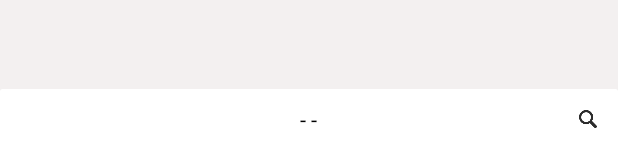
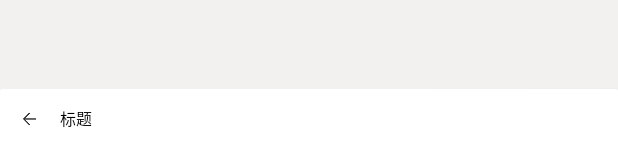
Before and after one commit to EmotionDemo/AndroidPlay, an Android app: the layout activity_android.xml on its own in the app's theme, with its tools: preview values and no code run, on a phone screen of 412 x 824 dp. Shown: the part 1087-1232 px from the top of the screen. Run offline under Robolectric (Android 15) with nearby library versions, the phone set to English and light mode, and no system bars; network calls fail.

Commit message:
1、优化广告页重复跳转 2、添加具体内容显示

```diff
--- a/app/build.gradle
+++ b/app/build.gradle
@@ -72,6 +72,8 @@ dependencies {
     implementation 'androidx.recyclerview:recyclerview:1.0.0'
     implementation 'com.github.bumptech.glide:glide:4.12.0'
     annotationProcessor 'com.github.bumptech.glide:compiler:4.12.0'
+    //kotlin反射
+    implementation 'org.jetbrains.kotlin:kotlin-reflect:1.5.20'
     //androidX
     implementation 'com.github.xiaohaibin:XBanner:androidx_v1.2.0'
     implementation 'androidx.cardview:cardview:1.0.0'
--- a/app/src/main/res/layout/activity_android.xml
+++ b/app/src/main/res/layout/activity_android.xml
@@ -1,21 +1,23 @@
 <?xml version="1.0" encoding="utf-8"?>
 <RelativeLayout xmlns:android="http://schemas.android.com/apk/res/android"
-    xmlns:app="http://schemas.android.com/apk/res-auto"
     xmlns:tools="http://schemas.android.com/tools"
     android:layout_width="match_parent"
     android:layout_height="match_parent"
     android:background="@color/bg_Grey"
+    android:fitsSystemWindows="true"
     tools:context=".activity.AndroidActivity">
 
     <RelativeLayout
         android:id="@+id/rlContent"
         android:layout_width="match_parent"
         android:layout_height="wrap_content"
-        android:layout_above="@+id/rl_header" />
+        android:layout_above="@+id/rl_header"
+        android:layout_marginBottom="2dp"
+        />
 
     <include
         android:id="@+id/rl_header"
-        layout="@layout/layout_header"
+        layout="@layout/layout_content"
         android:layout_width="match_parent"
         android:layout_height="wrap_content"
         android:layout_alignParentBottom="true" />
--- a/app/src/main/res/layout/item_layout_project.xml
+++ b/app/src/main/res/layout/item_layout_project.xml
@@ -5,6 +5,7 @@
     android:layout_height="235dp"
     android:layout_centerInParent="true"
     android:layout_marginTop="3dp"
+    android:id="@+id/rlPjoContent"
     android:layout_marginBottom="3dp">
 
     <androidx.cardview.widget.CardView
--- /dev/null
+++ b/app/src/main/res/layout/layout_content.xml
@@ -0,0 +1,55 @@
+<?xml version="1.0" encoding="utf-8"?>
+<androidx.cardview.widget.CardView xmlns:android="http://schemas.android.com/apk/res/android"
+    xmlns:app="http://schemas.android.com/apk/res-auto"
+    xmlns:tools="http://schemas.android.com/tools"
+    android:id="@+id/cvBottomTool"
+    android:layout_width="match_parent"
+    android:layout_height="wrap_content"
+    android:background="@color/white">
+
+    <RelativeLayout
+        android:layout_width="match_parent"
+        android:layout_height="60dp">
+
+        <RelativeLayout
+            android:id="@+id/rlWebBack"
+            android:layout_width="60dp"
+            android:layout_height="60dp"
+            android:layout_alignParentStart="true"
+            android:layout_centerVertical="true"
+            android:background="?android:attr/selectableItemBackground"
+            android:visibility="visible">
+
+            <ImageView
+                android:id="@+id/ivContentBack"
+                android:layout_width="20dp"
+                android:layout_height="20dp"
+                android:layout_alignParentEnd="true"
+                android:layout_centerVertical="true"
+                android:layout_marginEnd="20dp"
+                android:src="@mipmap/ic_content_back"
+                tools:ignore="HardcodedText" />
+        </RelativeLayout>
+
+        <RelativeLayout
+            android:layout_width="match_parent"
+            android:layout_height="match_parent"
+            android:layout_toEndOf="@+id/rlWebBack"
+            android:layout_marginEnd="20dp"
+            >
+            <TextView
+                android:id="@+id/tvWebTitle"
+                android:layout_width="wrap_content"
+                android:layout_height="wrap_content"
+                android:layout_centerVertical="true"
+                android:ellipsize="end"
+                android:gravity="center"
+                android:singleLine="true"
+                android:text="标题"
+                android:textColor="@color/black"
+                android:textSize="16sp"
+                android:textStyle="normal"
+                tools:ignore="NotSibling" />
+        </RelativeLayout>
+    </RelativeLayout>
+</androidx.cardview.widget.CardView>
--- a/app/src/main/res/layout/layout_item_article.xml
+++ b/app/src/main/res/layout/layout_item_article.xml
@@ -3,6 +3,7 @@
     xmlns:app="http://schemas.android.com/apk/res-auto"
     xmlns:tools="http://schemas.android.com/tools"
     android:layout_width="match_parent"
+    android:id="@+id/rlContent"
     android:layout_height="wrap_content">
 
     <androidx.cardview.widget.CardView
--- a/app/src/main/res/layout/layout_item_search_detail.xml
+++ b/app/src/main/res/layout/layout_item_search_detail.xml
@@ -4,6 +4,7 @@
     xmlns:tools="http://schemas.android.com/tools"
     android:layout_width="match_parent"
     android:layout_height="wrap_content"
+    android:id="@+id/rlItemContent"
     android:background="@color/bg_Grey">
 
     <androidx.cardview.widget.CardView
```
Also changed, not shown: app/src/main/java/com/example/test/activity/AndroidActivity.kt (+58 -14 lines), app/src/main/java/com/example/test/activity/RapexActivity.kt (+1 -1 lines), app/src/main/java/com/example/test/activity/SplashActivity.java (+7 -4 lines), app/src/main/java/com/example/test/adaper/HomeArticleAdapter.java (+18 -4 lines), app/src/main/java/com/example/test/adaper/ProjectsAdapter.java (+21 -2 lines), app/src/main/java/com/example/test/adaper/RapexDetailAdapter.kt (+18 -5 lines), app/src/main/java/com/example/test/adaper/SearchAndPubAdapter.java (+18 -4 lines), app/src/main/java/com/example/test/callback/IArticleContent.kt (added, +7 -0 lines), app/src/main/java/com/example/test/common/TitleToDetailData.kt (added, +5 -0 lines), app/src/main/java/com/example/test/fragments/PjoFragment.java (+0 -1 lines), app/src/main/res/mipmap-xxhdpi/ic_content_back.png (added).
